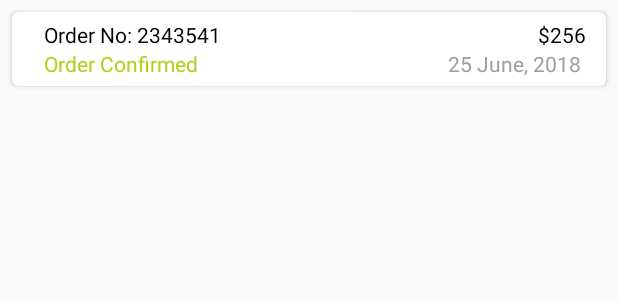
After one commit to rimonrpallan3/Laundary, an Android app: the layout content_coupon_list.xml on its own in the app's theme, with its tools: preview values and no code run, on a phone screen of 412 x 824 dp. The commit adds this screen. Shown: the top 300 px of the screen. Run offline under Robolectric (Android 15) with nearby library versions, the phone set to English and light mode, and no system bars.

Commit message:
New Layouts coupon and notification

```diff
--- a/app/src/main/java/com/voyager/laundry/activity/landing/adapters/TabViewPagerAdapter.java
+++ b/app/src/main/java/com/voyager/laundry/activity/landing/adapters/TabViewPagerAdapter.java
@@ -7,7 +7,7 @@ import android.support.v4.app.FragmentStatePagerAdapter;
 
 import com.voyager.laundry.fragment.homepage.HomePage;
 import com.voyager.laundry.fragment.notification.Notification;
-import com.voyager.laundry.fragment.OffersPage;
+import com.voyager.laundry.fragment.couponpage.CouponPage;
 import com.voyager.laundry.fragment.ProfilePage;
 
 /**
@@ -18,7 +18,7 @@ public class TabViewPagerAdapter extends FragmentStatePagerAdapter {
     int mNumOfTabs;
     HomePage tab1;
     Notification tab2;
-    OffersPage tab3;
+    CouponPage tab3;
     ProfilePage tab4;
 
     Activity activity;
@@ -41,7 +41,7 @@ public class TabViewPagerAdapter extends FragmentStatePagerAdapter {
                 //((MainActivity) activity).setLandingFragment(tab2);
                 return tab2;
             case 2:
-                tab3 = new OffersPage();
+                tab3 = new CouponPage();
                 //((MainActivity) activity).setLandingFragment(tab2);
                 return tab3;
             case 3:
--- a/app/src/main/java/com/voyager/laundry/fragment/OffersPage.java
+++ b/app/src/main/java/com/voyager/laundry/fragment/couponpage/CouponPage.java
@@ -1,4 +1,4 @@
-package com.voyager.laundry.fragment;
+package com.voyager.laundry.fragment.couponpage;
 
 import android.app.Activity;
 import android.content.SharedPreferences;
@@ -15,7 +15,7 @@ import com.voyager.laundry.R;
  * Created by User on 15-Nov-18.
  */
 
-public class OffersPage extends Fragment {
+public class CouponPage extends Fragment {
 
     // Toolbar toolbar_faith_landing;
     RecyclerView landing_search_filter_language_recycleView;
@@ -23,7 +23,7 @@ public class OffersPage extends Fragment {
     private Activity activity;
     SharedPreferences filter_prefs;
 
-    public OffersPage() {
+    public CouponPage() {
     }
 
 
--- a/app/src/main/java/com/voyager/laundry/fragment/homepage/HomePage.java
+++ b/app/src/main/java/com/voyager/laundry/fragment/homepage/HomePage.java
@@ -15,7 +15,7 @@ import android.view.View;
 import android.view.ViewGroup;
 import android.widget.TextView;
 
-import com.viewpagerindicator.CirclePageIndicator;
+//import com.viewpagerindicator.CirclePageIndicator;
 import com.voyager.laundry.R;
 import com.voyager.laundry.fragment.homepage.adapter.OrderListAdapter;
 import com.voyager.laundry.fragment.homepage.adapter.RecyclerViewHorizontalListAdapter;
@@ -273,7 +273,7 @@ public class HomePage extends Fragment implements
         mPager.setAdapter(new SlidingImage_Adapter(getActivity(),ImagesArray));
 
 
-        CirclePageIndicator indicator = (CirclePageIndicator)
+        /*CirclePageIndicator indicator = (CirclePageIndicator)
                 rootView.findViewById(R.id.indicator);
 
         indicator.setViewPager(mPager);
@@ -321,7 +321,7 @@ public class HomePage extends Fragment implements
             public void onPageScrollStateChanged(int pos) {
 
             }
-        });
+        });*/
 
     }
 
--- /dev/null
+++ b/app/src/main/res/layout/content_coupon_list.xml
@@ -0,0 +1,132 @@
+<?xml version="1.0" encoding="utf-8"?>
+<android.support.v7.widget.CardView xmlns:android="http://schemas.android.com/apk/res/android"
+    android:layout_width="match_parent"
+    android:layout_height="wrap_content"
+    xmlns:app="http://schemas.android.com/apk/res-auto"
+    android:background="@color/white"
+    android:layout_margin="@dimen/_20"
+    app:cardElevation="2dp"
+    app:cardCornerRadius="4dp"
+    app:contentPadding="5dp"
+    android:orientation="horizontal">
+
+    <LinearLayout
+        android:layout_width="match_parent"
+        android:layout_height="wrap_content"
+        android:background="@color/white"
+        android:orientation="horizontal">
+
+
+        <ImageView
+            android:id="@+id/ivOrder"
+            android:layout_width="@dimen/_80"
+            android:layout_height="@dimen/_80"
+            android:layout_marginRight="@dimen/_15" />
+
+        <LinearLayout
+            android:layout_width="wrap_content"
+            android:layout_height="wrap_content"
+            android:layout_gravity="center"
+            android:orientation="vertical">
+
+            <LinearLayout
+                android:layout_width="wrap_content"
+                android:layout_height="wrap_content"
+                android:orientation="horizontal">
+
+                <TextView
+                    android:layout_width="wrap_content"
+                    android:layout_height="wrap_content"
+                    android:text="Order No: "
+                    android:textColor="@color/black"/>
+
+                <TextView
+                    android:id="@+id/tvOrderNo"
+                    android:layout_width="wrap_content"
+                    android:layout_height="wrap_content"
+                    android:text="2343541"
+                    android:textColor="@color/black"/>
+
+            </LinearLayout>
+
+            <LinearLayout
+                android:layout_width="wrap_content"
+                android:layout_height="wrap_content"
+                android:orientation="horizontal">
+
+                <TextView
+                    android:layout_width="wrap_content"
+                    android:layout_height="wrap_content"
+                    android:textColor="@color/text_color_hl"
+                    android:text="Order " />
+
+                <TextView
+                    android:id="@+id/tvOrderStatus"
+                    android:layout_width="wrap_content"
+                    android:layout_height="wrap_content"
+                    android:textColor="@color/text_color_hl"
+                    android:text="Confirmed" />
+
+            </LinearLayout>
+
+
+        </LinearLayout>
+
+        <LinearLayout
+            android:layout_width="match_parent"
+            android:layout_height="wrap_content"
+            android:layout_gravity="center"
+            android:gravity="right"
+            android:layout_marginRight="@dimen/_10"
+            android:orientation="vertical">
+
+            <LinearLayout
+                android:layout_width="wrap_content"
+                android:layout_height="wrap_content"
+                android:orientation="horizontal">
+
+                <TextView
+                    android:layout_width="wrap_content"
+                    android:layout_height="wrap_content"
+                    android:text="$"
+                    android:textColor="@color/black"/>
+
+                <TextView
+                    android:id="@+id/tvOrderAmt"
+                    android:layout_width="wrap_content"
+                    android:layout_height="wrap_content"
+                    android:text="256"
+                    android:textColor="@color/black"/>
+
+            </LinearLayout>
+
+            <LinearLayout
+                android:layout_width="match_parent"
+                android:layout_height="wrap_content"
+                android:layout_gravity="right"
+                android:gravity="right"
+                android:orientation="vertical">
+
+                <LinearLayout
+                    android:layout_width="wrap_content"
+                    android:layout_height="wrap_content"
+                    android:orientation="horizontal">
+
+                    <TextView
+                        android:id="@+id/tvOrderDate"
+                        android:layout_width="wrap_content"
+                        android:layout_height="wrap_content"
+                        android:text="25 June, 2018 "
+                        android:textColor="@color/landing_sub_heading"/>
+
+
+                </LinearLayout>
+
+
+            </LinearLayout>
+
+
+        </LinearLayout>
+
+    </LinearLayout>
+</android.support.v7.widget.CardView>
--- a/app/src/main/res/layout/content_home_header.xml
+++ b/app/src/main/res/layout/content_home_header.xml
@@ -47,7 +47,7 @@
             android:layout_height="match_parent"
             android:layout_alignParentTop="true" />
 
-    <com.viewpagerindicator.CirclePageIndicator
+     <!--   <com.viewpagerindicator.CirclePageIndicator
             android:id="@+id/indicator"
             android:layout_width="match_parent"
             android:layout_height="wrap_content"
@@ -60,7 +60,7 @@
             app:fillColor="#ff0099"
             app:pageColor="#FF0000"
             app:snap="false" />
-
+-->
     </FrameLayout>
 
 
```
Also changed, not shown: app/build.gradle (+4 -6 lines), app/src/main/java/com/voyager/laundry/fragment/couponpage/adapter/CouponListAdapter.java (added, +66 -0 lines), app/src/main/java/com/voyager/laundry/fragment/couponpage/presenter/CouponPresenter.java (added, +8 -0 lines), app/src/main/java/com/voyager/laundry/fragment/couponpage/presenter/ICouponPresenter.java (added, +8 -0 lines), app/src/main/java/com/voyager/laundry/fragment/couponpage/view/ICouponView.java (added, +8 -0 lines), app/src/main/java/com/voyager/laundry/fragment/notification/Notification.java (+39 -19 lines), app/src/main/java/com/voyager/laundry/fragment/notification/adapter/NotificationListAdapter.java (added, +67 -0 lines), app/src/main/java/com/voyager/laundry/fragment/notification/model/NotificationList.java (added, +68 -0 lines), app/src/main/java/com/voyager/laundry/fragment/notification/presenter/INotificationPresenter.java (added, +8 -0 lines), app/src/main/java/com/voyager/laundry/fragment/notification/presenter/NotificationPresenter.java (added, +8 -0 lines), app/src/main/java/com/voyager/laundry/fragment/notification/view/INotificationView.java (added, +8 -0 lines), app/src/main/res/layout/content_notification_list.xml (added, +84 -0 lines), app/src/main/res/layout/fragment_notification.xml (+35 -3 lines). Lines whose indentation alone changed are shown as unchanged.
